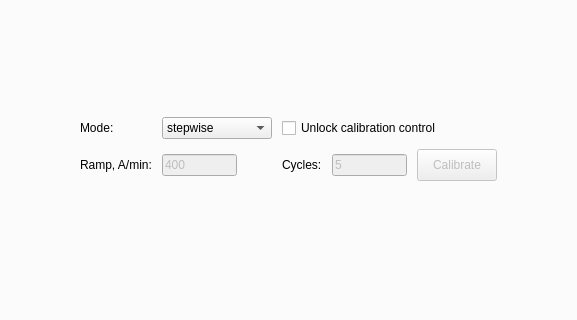
Above: nicos_jcns/moke01/gui/mokepanel.ui from mlz-ictrl/nicos before the change; both pictures show x 188 to 765 and y 162 to 482 of the 952 by 600 pixel window. Below: the same form after it.
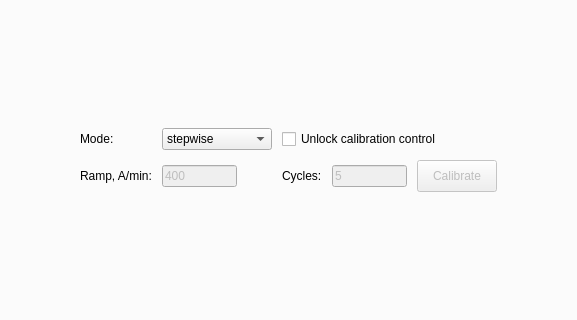
That is the form after the change. Icons and pictures are not drawn.

Commit message:
moke01: plot widget can resize plot on middle button double click
Therefore, resize button is not needed anymore.

Diff of the .ui file:
```diff
--- a/nicos_jcns/moke01/gui/mokepanel.ui
+++ b/nicos_jcns/moke01/gui/mokepanel.ui
@@ -247,86 +247,6 @@
              </property>
             </spacer>
            </item>
-           <item row="1" column="1">
-            <layout class="QHBoxLayout" name="lyt_mag_2">
-             <property name="spacing">
-              <number>0</number>
-             </property>
-             <property name="sizeConstraint">
-              <enum>QLayout::SetDefaultConstraint</enum>
-             </property>
-             <property name="topMargin">
-              <number>0</number>
-             </property>
-             <property name="bottomMargin">
-              <number>0</number>
-             </property>
-             <item>
-              <spacer name="spcr_3">
-               <property name="orientation">
-                <enum>Qt::Horizontal</enum>
-               </property>
-               <property name="sizeHint" stdset="0">
-                <size>
-                 <width>40</width>
-                 <height>20</height>
-                </size>
-               </property>
-              </spacer>
-             </item>
-             <item>
-              <widget class="QPushButton" name="btn_mag_resize">
-               <property name="sizePolicy">
-                <sizepolicy hsizetype="Preferred" vsizetype="Preferred">
-                 <horstretch>0</horstretch>
-                 <verstretch>0</verstretch>
-                </sizepolicy>
-               </property>
-               <property name="maximumSize">
-                <size>
-                 <width>32</width>
-                 <height>32</height>
-                </size>
-               </property>
-               <property name="text">
-                <string/>
-               </property>
-               <property name="icon">
-                <iconset>
-                 <normaloff>:/viewfull</normaloff>:/viewfull</iconset>
-               </property>
-               <property name="iconSize">
-                <size>
-                 <width>32</width>
-                 <height>32</height>
-                </size>
-               </property>
-               <property name="autoDefault">
-                <bool>false</bool>
-               </property>
-               <property name="default">
-                <bool>false</bool>
-               </property>
-               <property name="flat">
-                <bool>true</bool>
-               </property>
-              </widget>
-             </item>
-             <item>
-              <spacer name="spcr_4">
-               <property name="orientation">
-                <enum>Qt::Horizontal</enum>
-               </property>
-               <property name="sizeHint" stdset="0">
-                <size>
-                 <width>40</width>
-                 <height>20</height>
-                </size>
-               </property>
-              </spacer>
-             </item>
-            </layout>
-           </item>
           </layout>
          </item>
          <item row="3" column="0">
```
The commit also changes 1 other file.
